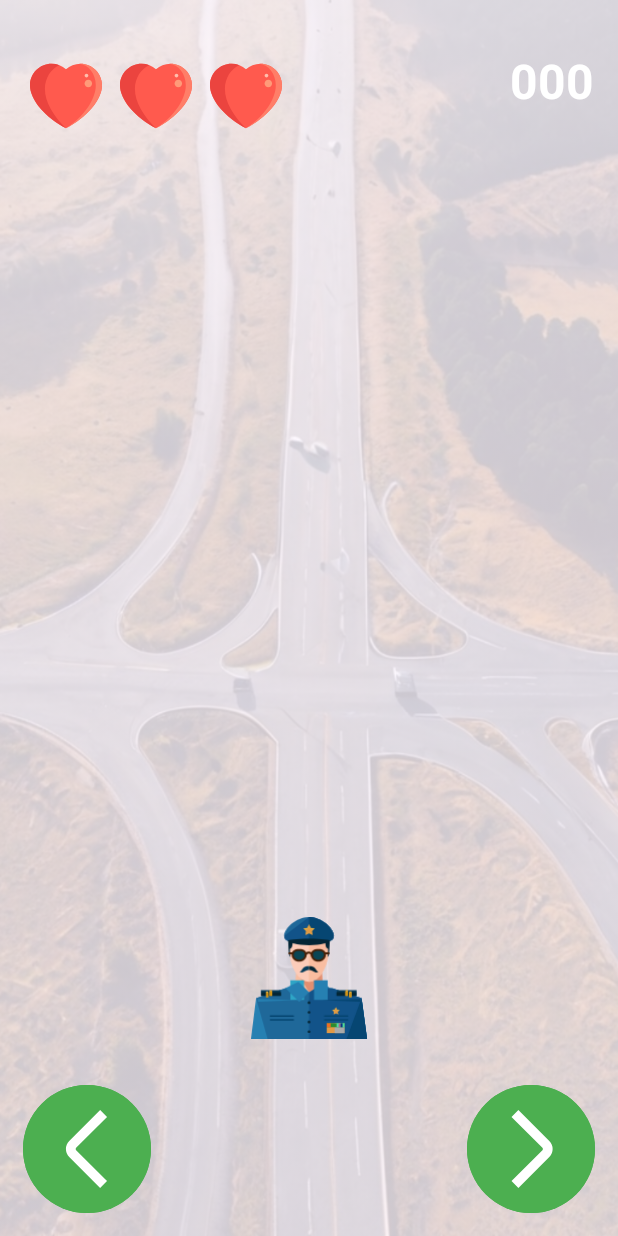
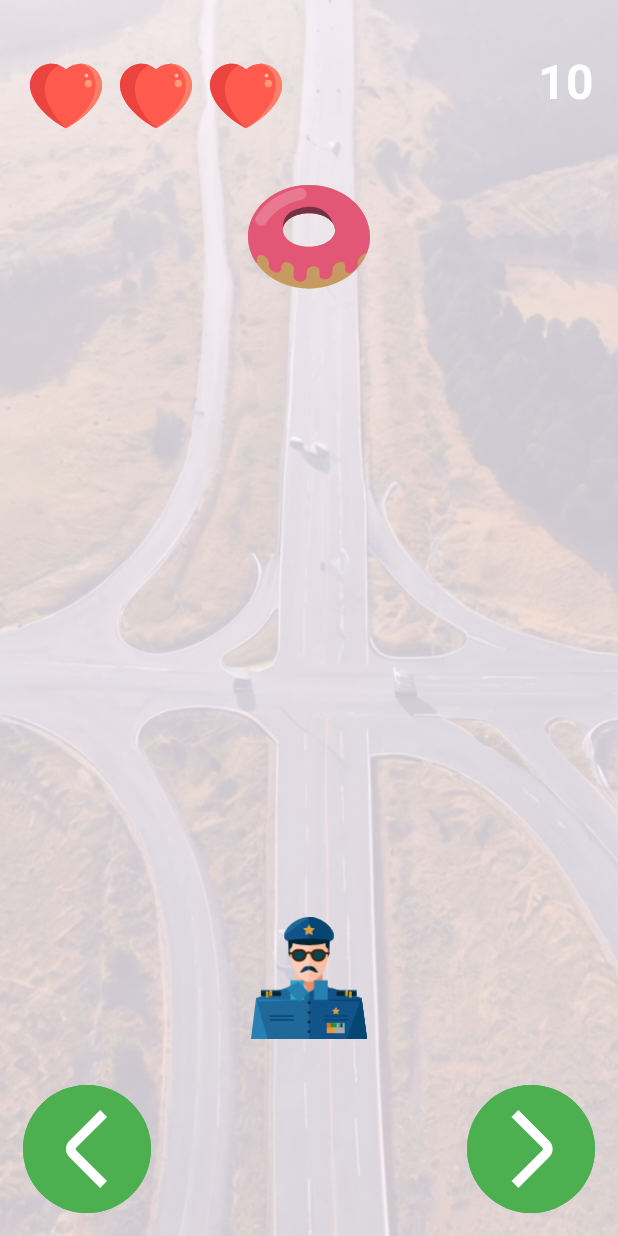
Before and after one commit to ravidmasalton/MobileAssignment, an Android app: the first screen one second after launch (MainActivity), on a phone screen of 412 x 824 dp. Run offline under Robolectric (Android 15) with nearby library versions, the phone set to English and light mode, and no system bars.

Commit message:
add location_of_mines

```diff
--- a/app/src/main/java/com/example/mobileassignment/GameManager.java
+++ b/app/src/main/java/com/example/mobileassignment/GameManager.java
@@ -1,13 +1,17 @@
 package com.example.mobileassignment;
 
 import java.util.ArrayList;
+import java.util.Random;
 
 public class GameManager {
     private int lives = 3;
     private int score = 0;
     private int currunt_location_User;
-    private final int ROW=7;
+    private final int ROW=6; //row-1 because the line of the player
     private final int COLUMN=3;
+    private Random random = new Random();
+    private ArrayList<Integer>all_mine=new ArrayList<>();
+    private boolean isNewLIne=true;
 
 
     public GameManager(int initialLives,int length) {
@@ -16,6 +20,10 @@ public class GameManager {
         }
         else
             lives=3;
+
+        for (int i = 0; i < ROW * COLUMN; i++) {
+            all_mine.add(0);
+        }
 
         currunt_location_User=COLUMN/2;
     }
@@ -38,8 +46,45 @@ public class GameManager {
         if(currunt_location_User-1>=0)
             currunt_location_User-=1;
     }
+        public  ArrayList<Integer> Update_mines(){
+            for (int i = ROW-2; i >= 0; i--) {
+                for (int j = 0; j < COLUMN; j++) {
+                    // If the current cell has a 1 and the cell below is 0
+                    if (all_mine.get(i*COLUMN+j) == 1 ) {
+                        // Move the 1 down
+                        all_mine.set(i*COLUMN+j, 0);
+                        all_mine.set((i+1)*COLUMN+j, 1);
+                    }
+                }
+            }
+            if(isNewLIne) {
+                Adding_new_mines();
+                isNewLIne=false;
+            }
+            else
+                isNewLIne=true;
 
+        return all_mine;
+        }
 
+        public boolean checkCollision(){
+        boolean collision=false;
+            if(all_mine.get((ROW-1)*COLUMN+this.currunt_location_User)==1) {
+                decreaseLive();
+                collision=true;
+            }
+            for(int i=0;i<COLUMN;i++)
+            {
+                all_mine.set((ROW-1)*COLUMN+i,0);
+
+            }
+            return  collision;
+        }
+
+    public void Adding_new_mines(){
+        int index=random.nextInt(COLUMN);
+        all_mine.set(index,1);
+    }
     public int getLocation(){
         return  currunt_location_User;
     }
--- a/app/src/main/java/com/example/mobileassignment/MainActivity.java
+++ b/app/src/main/java/com/example/mobileassignment/MainActivity.java
@@ -2,7 +2,9 @@ package com.example.mobileassignment;
 
 import android.os.Bundle;
 import android.os.Handler;
+import android.util.Log;
 import android.view.View;
+import android.widget.Toast;
 
 import androidx.activity.EdgeToEdge;
 import androidx.appcompat.app.AppCompatActivity;
@@ -12,7 +14,10 @@ import androidx.core.view.ViewCompat;
 import androidx.core.view.WindowInsetsCompat;
 
 import com.google.android.material.button.MaterialButton;
+import com.google.android.material.dialog.MaterialAlertDialogBuilder;
 import com.google.android.material.textview.MaterialTextView;
+
+import java.util.ArrayList;
 
 public class MainActivity extends AppCompatActivity {
 
@@ -41,8 +46,23 @@ public class MainActivity extends AppCompatActivity {
 
         trivia_BTN_left.setOnClickListener(v -> update_currunt_location_view(0));
         trivia_BTN_right.setOnClickListener(v -> update_currunt_location_view(1));
+    }
+
+    protected void onResume() {
+        super.onResume();
+
+        start();
 
     }
+
+    @Override
+    protected void onPause() {
+        super.onPause();
+        stop();
+
+    }
+
+
 
     private void update_currunt_location_view(int direction) {
         trivia_IMG_player[gameManager.getLocation()].setVisibility(View.INVISIBLE);
@@ -51,12 +71,61 @@ public class MainActivity extends AppCompatActivity {
 
 
     }
+    private void lose() {
+        stop();
+        toast("You lose");
+        openAdvertisementDialog();
+    }
+    private void openAdvertisementDialog() {
+        new MaterialAlertDialogBuilder(this)
+                .setTitle("No lives")
+                .setMessage("watch ad for extra live")
+                .setPositiveButton("Yes", (dialog, which) -> showVideoAd())
+                .setNegativeButton("No", (dialog, which) -> noVideoAd())
+                .show();
+    }
+    private void showVideoAd() {
+        gameManager.addExtraLive();
+        updateLivesUI();
+        start();
+    }
+    private void noVideoAd() {
+        gameDone();
+    }
+
+    private void gameDone() {
+        Log.d("pttt", "Game Done");
+        finish();
+    }
+
+    private void tick() {
+    gameLoop();
+
+    }
+
+    private void gameLoop() {
+
+        if(gameManager.checkCollision())
+            toast("Oops");
+        if(gameManager.getLives()==0)
+            lose();
+
+        ArrayList<Integer> location_of_mines = gameManager.Update_mines();
+
+        for (int i=0;i<location_of_mines.size();i++){
+            if(location_of_mines.get(i)==1){
+                trivia_IMG_surface[i].setImageResource(R.drawable.donut);
+            }
+            else if(location_of_mines.get(i)==0){
+                trivia_IMG_surface[i].setImageResource(0);
+            }
+        }
+        updateLivesUI();
+        gameManager.incrementScore();
+        trivia_LBL_score.setText(String.valueOf(gameManager.getScore()));
+    }
 
 
-    private void tick() {
-
-
-    }
 
     private void start() {
 
@@ -95,28 +164,34 @@ public class MainActivity extends AppCompatActivity {
         trivia_BTN_left = findViewById(R.id.trivia_BTN_Left);
         trivia_BTN_right = findViewById(R.id.trivia_BTN_Right);
         trivia_IMG_surface = new AppCompatImageView[]{
+
                 findViewById(R.id.main_IMG00),
-                findViewById(R.id.main_IMG10),
-                findViewById(R.id.main_IMG20),
-                findViewById(R.id.main_IMG30),
-                findViewById(R.id.main_IMG40),
-                findViewById(R.id.main_IMG50),
+                findViewById(R.id.main_IMG01),
+                findViewById(R.id.main_IMG02),
 
 
-                findViewById(R.id.main_IMG01),
+                findViewById(R.id.main_IMG10),
                 findViewById(R.id.main_IMG11),
-                findViewById(R.id.main_IMG21),
-                findViewById(R.id.main_IMG31),
-                findViewById(R.id.main_IMG41),
-                findViewById(R.id.main_IMG51),
+                findViewById(R.id.main_IMG12),
 
 
-                findViewById(R.id.main_IMG02),
-                findViewById(R.id.main_IMG12),
+                findViewById(R.id.main_IMG20),
+                findViewById(R.id.main_IMG21),
                 findViewById(R.id.main_IMG22),
+
+                findViewById(R.id.main_IMG30),
+                findViewById(R.id.main_IMG31),
                 findViewById(R.id.main_IMG32),
+
+                findViewById(R.id.main_IMG40),
+                findViewById(R.id.main_IMG41),
                 findViewById(R.id.main_IMG42),
+
+                findViewById(R.id.main_IMG50),
+                findViewById(R.id.main_IMG51),
                 findViewById(R.id.main_IMG52),
+
+
 
         };
 
@@ -134,4 +209,8 @@ public class MainActivity extends AppCompatActivity {
                 findViewById(R.id.main_player3)
         };
     }
+
+    private void toast(String text) {
+        Toast.makeText(this, text, Toast.LENGTH_SHORT).show();
+    }
 }
--- a/app/src/main/res/layout/activity_main.xml
+++ b/app/src/main/res/layout/activity_main.xml
@@ -194,7 +194,7 @@
         </androidx.appcompat.widget.LinearLayoutCompat>
 
 
-        <LinearLayout
+        <androidx.appcompat.widget.LinearLayoutCompat
             android:id="@+id/main_layout3"
             android:layout_width="0dp"
             android:layout_weight="1"
@@ -239,7 +239,33 @@
                 android:layout_weight="1"
                 android:src="@drawable/policeman"
                 android:visibility="invisible"/>
-        </LinearLayout>
+        </androidx.appcompat.widget.LinearLayoutCompat>
+
+
+    </androidx.appcompat.widget.LinearLayoutCompat>
+
+
+    <androidx.appcompat.widget.LinearLayoutCompat
+        android:id="@+id/main_layout4"
+        android:layout_width="0dp"
+        android:layout_height="match_parent"
+        android:orientation="horizontal">
+        <androidx.appcompat.widget.AppCompatImageView
+            android:id="@+id/main_IMG0888"
+            android:layout_width="match_parent"
+            android:layout_height="0dp"
+            android:layout_weight="1"/>
+        <androidx.appcompat.widget.AppCompatImageView
+            android:id="@+id/main_IMG8114"
+            android:layout_width="match_parent"
+            android:layout_height="0dp"
+            android:layout_weight="1"/>
+        <androidx.appcompat.widget.AppCompatImageView
+            android:id="@+id/main_IMG224"
+            android:layout_width="match_parent"
+            android:layout_height="0dp"
+            android:layout_weight="1"/>
+
 
 
     </androidx.appcompat.widget.LinearLayoutCompat>
```
